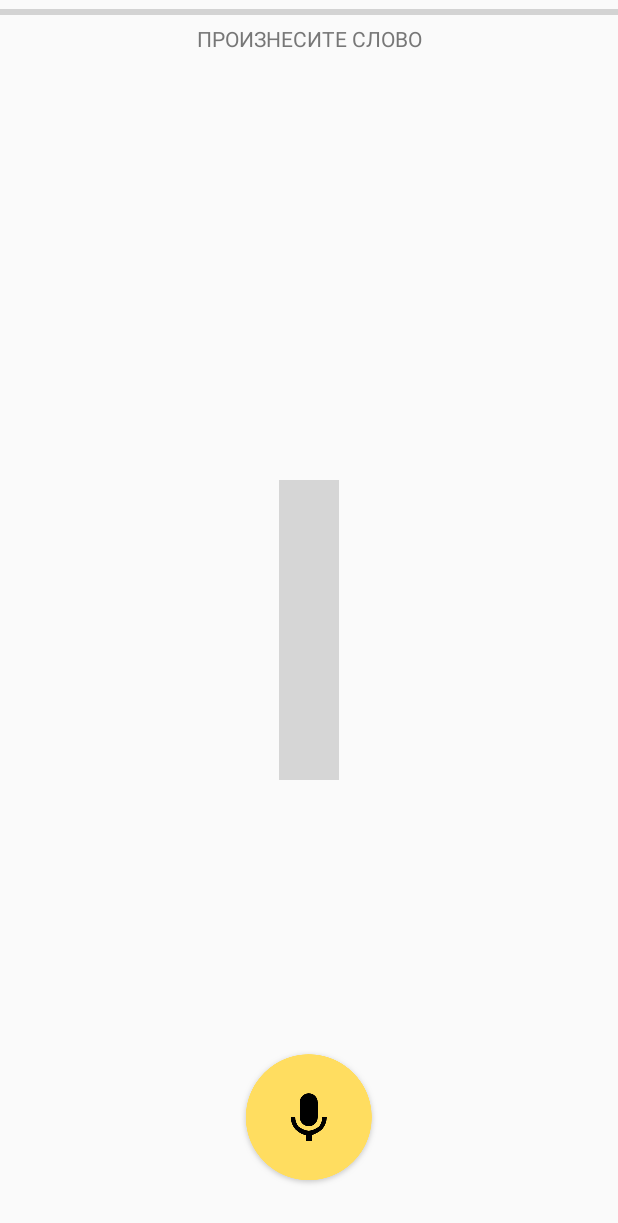
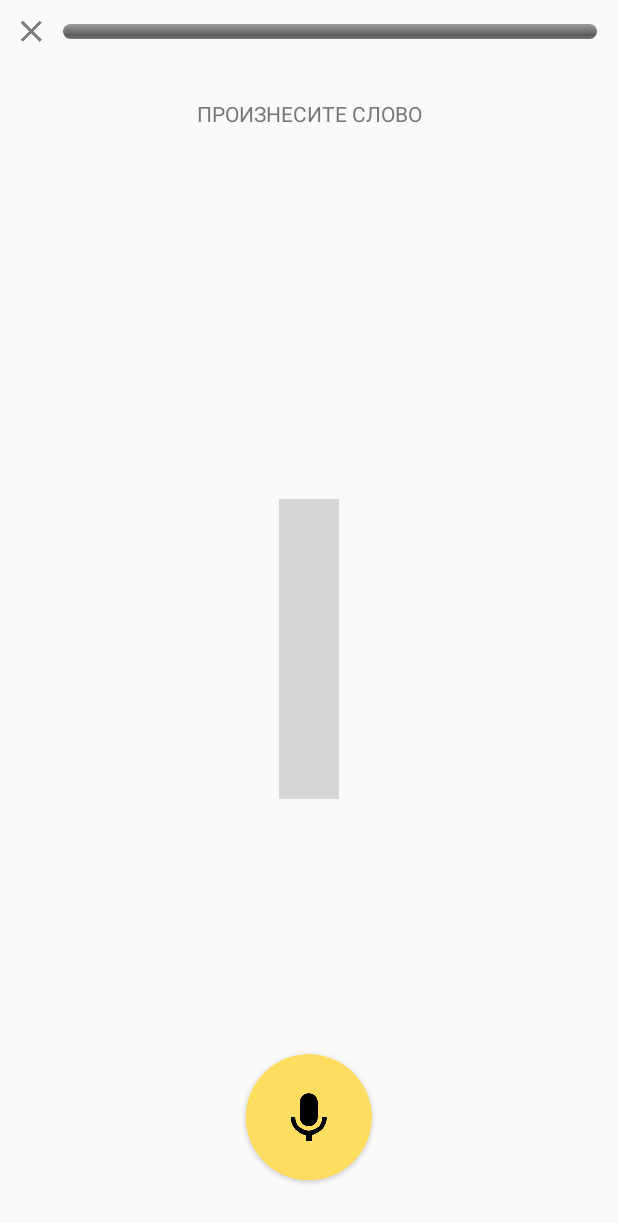
Before and after one commit to shmakova/Hackathon, an Android app: the screen it shows after launch (MainActivity), after a tap on "ПРОГОВАРИВАНИЕ СЛОВ", on a phone screen of 412 x 824 dp. Shown: the top 1223 px of the screen. Run offline under Robolectric (Android 15) with nearby library versions, the phone set to English and light mode, and no system bars; our stand-ins replace ButterKnife, Dagger/Hilt's generated code, Timber; libraries missing offline, so code that uses them is left out: com.daprlabs.cardstack, ru.yandex.speechkit; plain views replace SwipeDeck, SwipeFrameLayout; 4 statements that could not run were skipped; grey boxes are pictures that could not be loaded.

Commit message:
progress bar

```diff
--- a/app/src/main/java/ru/shmakova/hackathon/ui/adapters/WordsAdapter.java
+++ b/app/src/main/java/ru/shmakova/hackathon/ui/adapters/WordsAdapter.java
@@ -11,6 +11,7 @@ import java.util.List;
 
 import ru.shmakova.hackathon.R;
 import ru.shmakova.hackathon.managers.VocalizerManager;
+import timber.log.Timber;
 
 /**
  * Created by shmakova on 23.07.16.
@@ -55,6 +56,7 @@ public class WordsAdapter extends BaseAdapter {
             @Override
             public void onClick(View v) {
                 String item = (String) getItem(position);
+                Timber.d(item);
                 VocalizerManager.getInstance().vocalize(item);
             }
         });
--- a/app/src/main/res/layout/fragment_pronunciation.xml
+++ b/app/src/main/res/layout/fragment_pronunciation.xml
@@ -5,11 +5,28 @@
               android:layout_width="match_parent"
               android:layout_height="match_parent">
 
-    <ProgressBar
-        android:id="@+id/pbWordsProgress"
+    <LinearLayout
         android:layout_width="match_parent"
         android:layout_height="wrap_content"
-        style="?android:attr/progressBarStyleHorizontal"/>
+        android:padding="14dp">
+
+        <ImageButton
+            android:id="@+id/cancel"
+            android:layout_width="wrap_content"
+            android:layout_height="wrap_content"
+            android:layout_gravity="center_vertical"
+            android:layout_marginEnd="14dp"
+            android:layout_marginRight="14dp"
+            android:background="@null"
+            android:src="@drawable/icn_close" />
+
+        <ProgressBar
+            android:id="@+id/pbWordsProgress"
+            style="@android:style/Widget.ProgressBar.Horizontal"
+            android:layout_width="match_parent"
+            android:layout_height="10dp"
+            android:layout_gravity="center_vertical" />
+    </LinearLayout>
 
     <RelativeLayout android:id="@+id/wrapper"
         android:layout_width="match_parent"
@@ -25,6 +42,7 @@
             android:textAllCaps="true"
             android:layout_gravity="center"
             android:textAlignment="center"
+            android:layout_marginTop="@dimen/spacing_medial_24"
             android:layout_alignParentTop="true"/>
 
         <RelativeLayout
```
